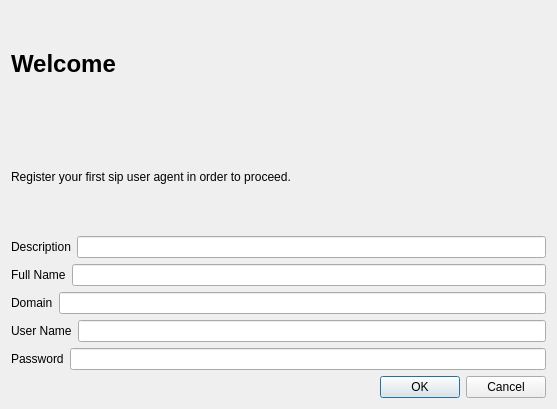
StefanYohansson/ktelephone, file src/ui/startguide.ui: the form before one commit.
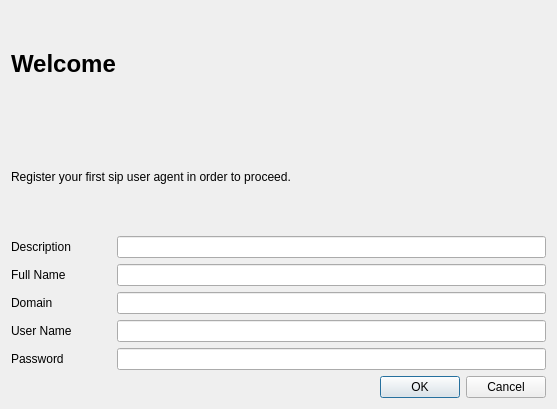
The form after the commit.

Commit message: improve start guide look and feel

Diff of the .ui file:
```diff
--- a/src/ui/startguide.ui
+++ b/src/ui/startguide.ui
@@ -35,6 +35,12 @@
                 <layout class="QHBoxLayout" name="horizontalLayout_2">
                     <item>
                         <widget class="QLabel" name="label">
+       <property name="minimumSize">
+        <size>
+         <width>100</width>
+         <height>0</height>
+        </size>
+       </property>
                             <property name="text">
                                 <string>Description</string>
                             </property>
@@ -49,6 +55,12 @@
                 <layout class="QHBoxLayout" name="horizontalLayout_3">
                     <item>
                         <widget class="QLabel" name="label_2">
+       <property name="minimumSize">
+        <size>
+         <width>100</width>
+         <height>0</height>
+        </size>
+       </property>
                             <property name="text">
                                 <string>Full Name</string>
                             </property>
@@ -63,6 +75,18 @@
                 <layout class="QHBoxLayout" name="horizontalLayout_4">
                     <item>
                         <widget class="QLabel" name="label_3">
+       <property name="sizePolicy">
+        <sizepolicy hsizetype="Preferred" vsizetype="Preferred">
+         <horstretch>0</horstretch>
+         <verstretch>0</verstretch>
+        </sizepolicy>
+       </property>
+       <property name="minimumSize">
+        <size>
+         <width>100</width>
+         <height>0</height>
+        </size>
+       </property>
                             <property name="text">
                                 <string>Domain</string>
                             </property>
@@ -77,6 +101,12 @@
                 <layout class="QHBoxLayout" name="horizontalLayout_5">
                     <item>
                         <widget class="QLabel" name="label_4">
+       <property name="minimumSize">
+        <size>
+         <width>100</width>
+         <height>0</height>
+        </size>
+       </property>
                             <property name="text">
                                 <string>User Name</string>
                             </property>
@@ -91,6 +121,12 @@
                 <layout class="QHBoxLayout" name="horizontalLayout_6">
                     <item>
                         <widget class="QLabel" name="label_5">
+       <property name="minimumSize">
+        <size>
+         <width>100</width>
+         <height>0</height>
+        </size>
+       </property>
                             <property name="text">
                                 <string>Password</string>
                             </property>
```
Lines whose indentation alone changed are shown as unchanged.
